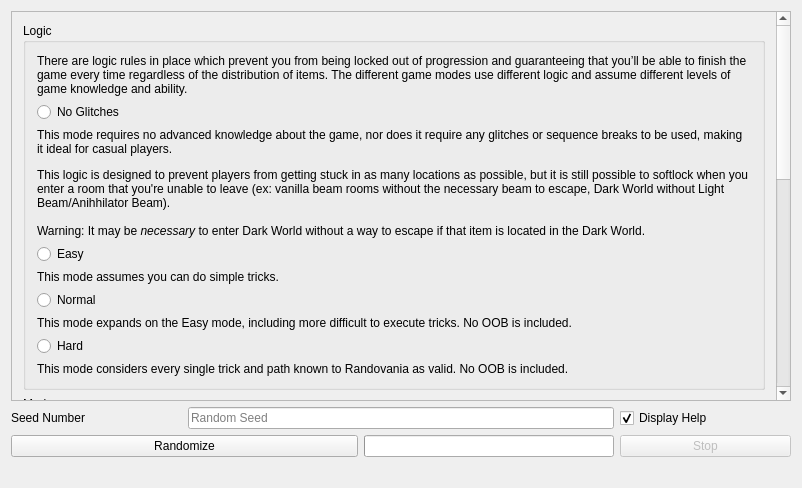
Before: the Qt Designer form randovania/gui/layout_generator_window.ui in randovania/randovania, drawn with Qt 5.
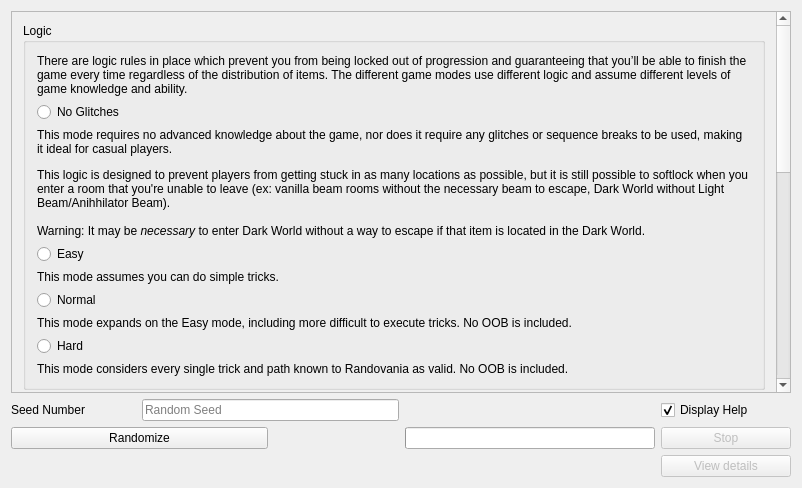
After: the same form once the commit is applied.

Commit message: Progress for all-in-one randomization screen

Diff of the .ui file:
```diff
--- a/randovania/gui/layout_generator_window.ui
+++ b/randovania/gui/layout_generator_window.ui
@@ -21,7 +21,24 @@
     </size>
    </property>
    <layout class="QGridLayout" name="gridLayout">
-    <item row="0" column="0" colspan="4">
+    <item row="3" column="4">
+     <widget class="QPushButton" name="abort_create_button">
+      <property name="enabled">
+       <bool>false</bool>
+      </property>
+      <property name="text">
+       <string>Stop</string>
+      </property>
+     </widget>
+    </item>
+    <item row="2" column="0">
+     <widget class="QLabel" name="seed_number_label">
+      <property name="text">
+       <string>Seed Number</string>
+      </property>
+     </widget>
+    </item>
+    <item row="0" column="0" colspan="5">
      <widget class="QScrollArea" name="scroll_area">
       <property name="widgetResizable">
        <bool>true</bool>
@@ -30,9 +47,9 @@
        <property name="geometry">
         <rect>
          <x>0</x>
-         <y>-490</y>
-         <width>768</width>
-         <height>862</height>
+         <y>0</y>
+         <width>765</width>
+         <height>776</height>
         </rect>
        </property>
        <layout class="QVBoxLayout" name="verticalLayout_2">
@@ -279,13 +296,6 @@
       </widget>
      </widget>
     </item>
-    <item row="2" column="0">
-     <widget class="QLabel" name="seed_number_label">
-      <property name="text">
-       <string>Seed Number</string>
-      </property>
-     </widget>
-    </item>
     <item row="3" column="0" colspan="2">
      <widget class="QPushButton" name="create_layout_button">
       <property name="text">
@@ -293,17 +303,7 @@
       </property>
      </widget>
     </item>
-    <item row="3" column="3">
-     <widget class="QPushButton" name="abort_create_button">
-      <property name="enabled">
-       <bool>false</bool>
-      </property>
-      <property name="text">
-       <string>Stop</string>
-      </property>
-     </widget>
-    </item>
-    <item row="2" column="3">
+    <item row="2" column="4">
      <widget class="QCheckBox" name="display_help_box">
       <property name="minimumSize">
        <size>
@@ -319,14 +319,14 @@
       </property>
      </widget>
     </item>
-    <item row="5" column="0" colspan="4">
-     <widget class="QLabel" name="randomize_in_progress_status">
-      <property name="text">
-       <string/>
+    <item row="2" column="1" colspan="2">
+     <widget class="QLineEdit" name="seed_number_edit">
+      <property name="placeholderText">
+       <string>Random Seed</string>
       </property>
      </widget>
     </item>
-    <item row="3" column="2">
+    <item row="3" column="3">
      <widget class="QProgressBar" name="randomize_in_progress_bar">
       <property name="maximumSize">
        <size>
@@ -348,10 +348,20 @@
       </property>
      </widget>
     </item>
-    <item row="2" column="1" colspan="2">
-     <widget class="QLineEdit" name="seed_number_edit">
-      <property name="placeholderText">
-       <string>Random Seed</string>
+    <item row="5" column="0" colspan="3">
+     <widget class="QLabel" name="randomize_in_progress_status">
+      <property name="text">
+       <string/>
+      </property>
+     </widget>
+    </item>
+    <item row="5" column="4">
+     <widget class="QPushButton" name="view_details_button">
+      <property name="enabled">
+       <bool>false</bool>
+      </property>
+      <property name="text">
+       <string>View details</string>
       </property>
      </widget>
     </item>
```
The commit also changes 4 other files.
